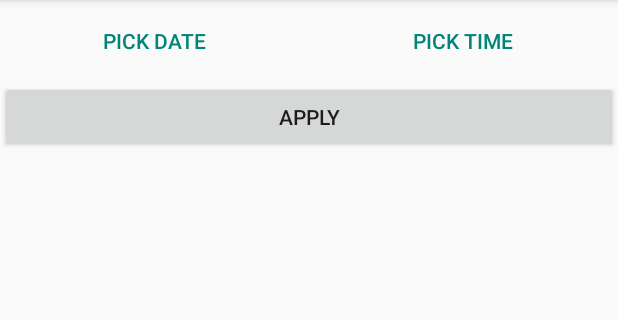
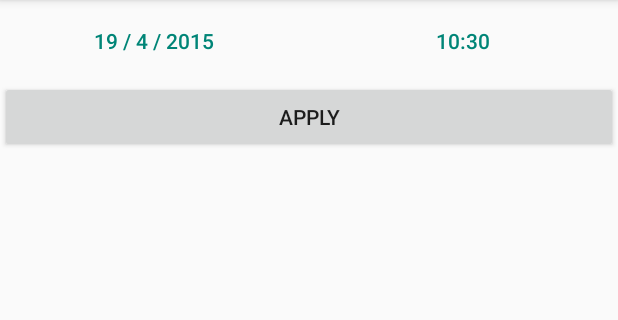
Before and after one commit to teinvdlugt/CountdownWidget, an Android app: the ConfigurationActivity screen opened directly, with no data from a screen before it, on a phone screen of 412 x 824 dp, the part 84-404 px from its top. Run offline under Robolectric (Android 15) with nearby library versions, the phone set to English and light mode, and no system bars.

Commit message:
try bringing support for multiple app widgets, but not successful

```diff
--- a/app/src/main/java/com/teinproductions/tein/countdownwidget/ConfigurationActivity.java
+++ b/app/src/main/java/com/teinproductions/tein/countdownwidget/ConfigurationActivity.java
@@ -7,6 +7,7 @@ import android.appwidget.AppWidgetManager;
 import android.content.ContentValues;
 import android.content.Context;
 import android.content.Intent;
+import android.database.Cursor;
 import android.database.sqlite.SQLiteDatabase;
 import android.os.Bundle;
 import android.support.v7.app.ActionBarActivity;
@@ -17,7 +18,6 @@ import android.widget.DatePicker;
 import android.widget.RemoteViews;
 import android.widget.TimePicker;
 
-import java.text.SimpleDateFormat;
 import java.util.Calendar;
 
 public class ConfigurationActivity extends ActionBarActivity {
@@ -40,14 +40,41 @@ public class ConfigurationActivity extends ActionBarActivity {
         pickDate = (Button) findViewById(R.id.pick_date_button);
         pickTime = (Button) findViewById(R.id.pick_time_button);
 
-        date.setTimeInMillis(System.currentTimeMillis());
-
         Bundle extras = getIntent().getExtras();
         if (extras != null) {
             appWidgetId = extras.getInt(
                     AppWidgetManager.EXTRA_APPWIDGET_ID,
                     AppWidgetManager.INVALID_APPWIDGET_ID);
+            Log.d("WIDGET", "invalid appwidget id: " + (appWidgetId == AppWidgetManager.INVALID_APPWIDGET_ID));
         }
+
+        restoreDate();
+    }
+
+    private void restoreDate() {
+        SQLiteDatabase db = openOrCreateDatabase(FILE_NAME, 0, null);
+        db.execSQL("CREATE TABLE IF NOT EXISTS dates(" +
+                "appwidgetid INTEGER, date TEXT);");
+        Cursor cursor = db.query("dates", new String[]{"appwidgetid", "date"},
+                "appwidgetid = " + appWidgetId, null, null, null, null);
+
+        Log.d("QWERTY", "" + cursor.getCount());
+        Log.d("QWERTY", "" + appWidgetId);
+
+        if (cursor.getCount() > 0 && cursor.moveToFirst()) {
+            Log.d("WIDGET", "restoreDate: cursor.getCount > 0");
+            int dateColumn = cursor.getColumnIndex("date");
+            long millis = Long.parseLong(cursor.getString(dateColumn));
+            date.setTimeInMillis(millis);
+        } else {
+            Log.d("WIDGET", "restoreDate: setting to current");
+            date.setTimeInMillis(System.currentTimeMillis());
+        }
+
+        cursor.close();
+        db.close();
+
+        updateButtonTexts();
     }
 
     public void onClickPickDate(View view) {
@@ -58,7 +85,7 @@ public class ConfigurationActivity extends ActionBarActivity {
                 date.set(Calendar.MONTH, month);
                 date.set(Calendar.DAY_OF_MONTH, day);
 
-                pickDate.setText(new SimpleDateFormat("dd / mm / yyyy").format(date.getTime()));
+                updateButtonTexts();
             }
         }, date.get(Calendar.YEAR), date.get(Calendar.MONTH), date.get(Calendar.DAY_OF_MONTH))
                 .show();
@@ -71,16 +98,28 @@ public class ConfigurationActivity extends ActionBarActivity {
                 date.set(Calendar.HOUR_OF_DAY, hour);
                 date.set(Calendar.MINUTE, minute);
 
-                pickTime.setText(new SimpleDateFormat("HH:mm").format(date.getTime()));
+                updateButtonTexts();
             }
         }, date.get(Calendar.HOUR_OF_DAY), date.get(Calendar.MINUTE), true)
                 .show();
+    }
+
+    private void updateButtonTexts() {
+        int YEAR = date.get(Calendar.YEAR);
+        int MONTH = date.get(Calendar.MONTH) + 1;
+        int DAY = date.get(Calendar.DAY_OF_MONTH);
+        pickDate.setText(DAY + " / " + MONTH + " / " + YEAR);
+
+        int HOUR = date.get(Calendar.HOUR_OF_DAY);
+        int MINUTE = date.get(Calendar.MINUTE);
+        pickTime.setText(HOUR + ":" + MINUTE);
     }
 
     public void onClickApply(View view) {
         SQLiteDatabase db = openOrCreateDatabase(FILE_NAME, 0, null);
         db.execSQL("CREATE TABLE IF NOT EXISTS dates(" +
                 "appwidgetid INTEGER, date TEXT);");
+        db.delete("dates", "appwidgetid=" + appWidgetId, null); // Delete old value
         ContentValues values = new ContentValues();
         values.put("appwidgetid", appWidgetId);
         values.put("date", Long.toString(date.getTimeInMillis()));
--- a/app/src/main/res/layout/countdown_widget.xml
+++ b/app/src/main/res/layout/countdown_widget.xml
@@ -1,5 +1,6 @@
 <?xml version="1.0" encoding="utf-8"?>
 <FrameLayout xmlns:android="http://schemas.android.com/apk/res/android"
+    android:id="@+id/root"
     android:layout_width="match_parent"
     android:layout_height="match_parent"
     android:padding="@dimen/widget_margin">
@@ -8,8 +9,8 @@
         android:id="@+id/countdown_textView"
         android:layout_width="match_parent"
         android:layout_height="match_parent"
+        android:fontFamily="sans-serif-thin"
         android:gravity="center"
-        android:fontFamily="sans-serif-thin"
         android:text="12d35h34m"
         android:textColor="@android:color/white"
         android:textSize="56sp" />
```
Also changed, not shown: app/src/main/java/com/teinproductions/tein/countdownwidget/CountdownWidgetProvider.java (+8 -1 lines).
